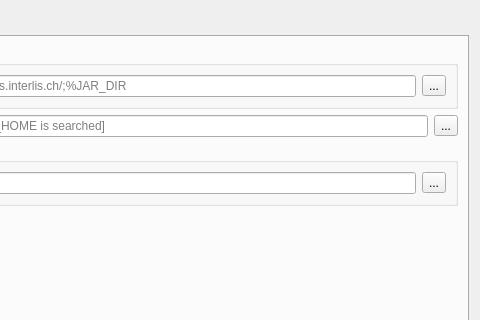
Above: projectgenerator/ui/options.ui from opengisch/QgisModelBaker before the change; both pictures show x 257 to 737 and y 0 to 320 of the 737 by 492 pixel window. Below: the same form after it.
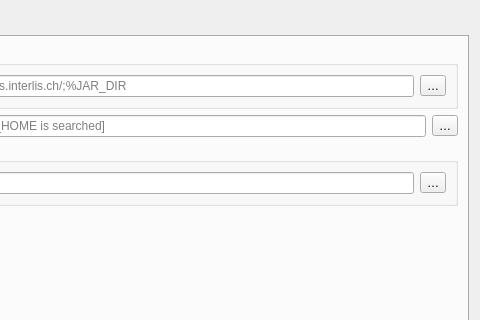
That is the form after the change. The open tabs and pages were chosen to show the change. Custom widgets are drawn as their Qt base class.

Diff of the .ui file:
```diff
--- a/projectgenerator/ui/options.ui
+++ b/projectgenerator/ui/options.ui
@@ -85,7 +85,7 @@
             <item>
              <widget class="QToolButton" name="custom_models_dir_button">
               <property name="text">
-               <string>...</string>
+               <string>…</string>
               </property>
              </widget>
             </item>
@@ -114,7 +114,7 @@
           <item>
            <widget class="QToolButton" name="ili2db_logfile_search_button">
             <property name="text">
-             <string>...</string>
+             <string>…</string>
             </property>
            </widget>
           </item>
@@ -149,7 +149,7 @@
          <item>
           <widget class="QToolButton" name="java_path_search_button">
            <property name="text">
-            <string>...</string>
+            <string>…</string>
            </property>
           </widget>
          </item>
```
